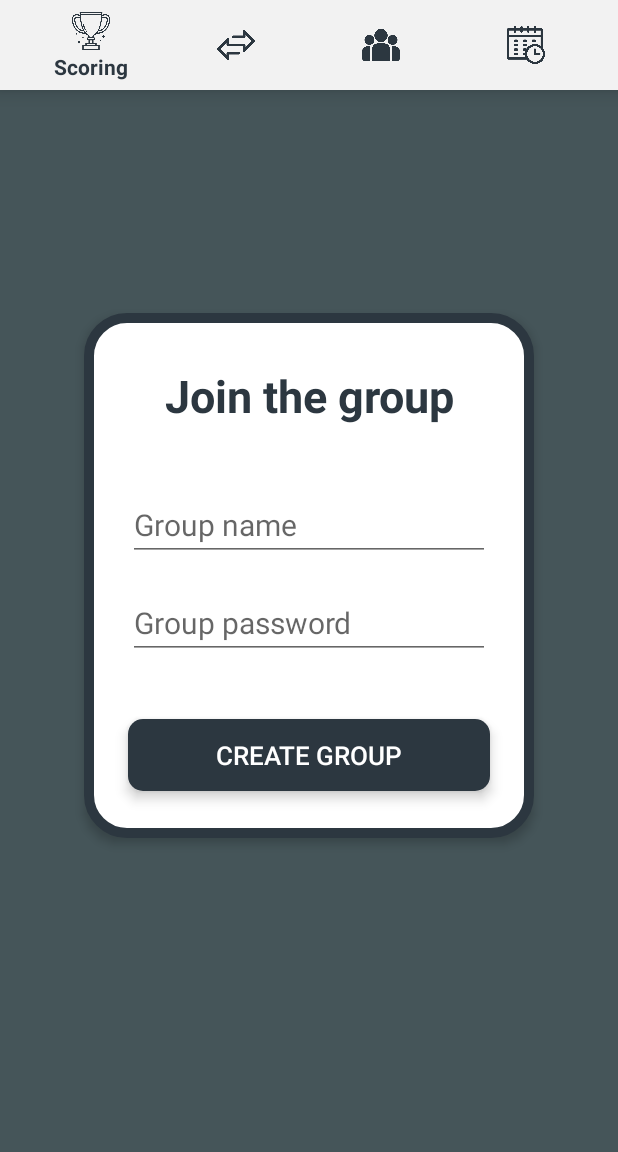
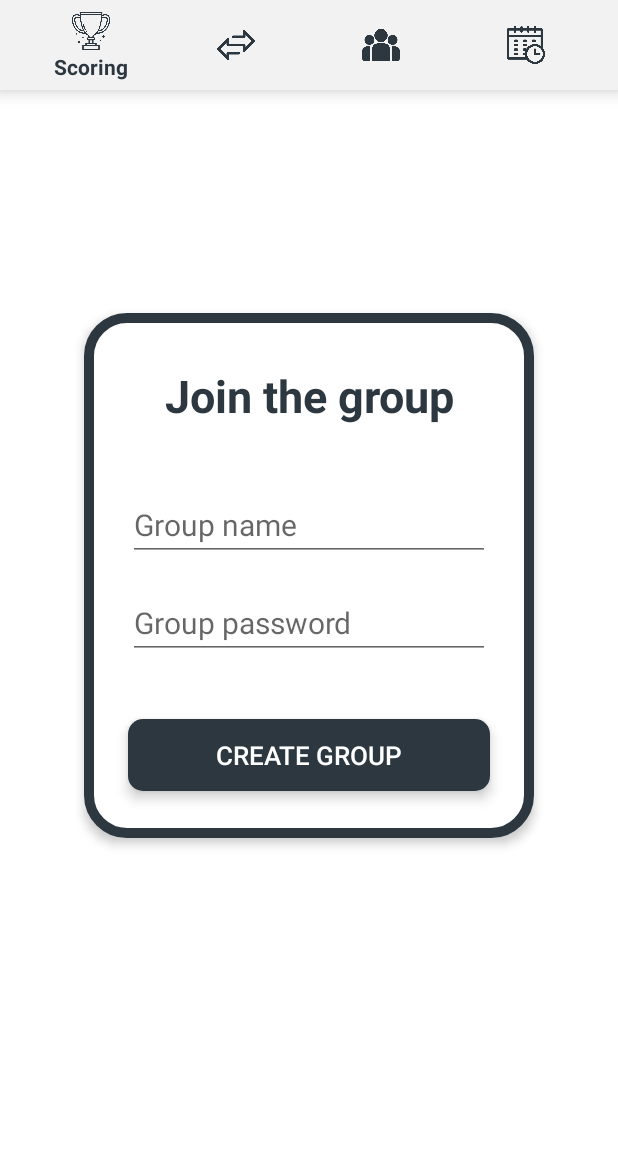
Before and after one commit to Aitorbp/karate-manager-android, an Android app: the fragment JoinGroupFragment placed in its activity, on a phone screen of 412 x 824 dp, the part 84-1236 px from its top. Run offline under Robolectric (Android 15) with nearby library versions, the phone set to English and light mode, and no system bars.

Commit message:
Working in send data from JoinGroup to Scoring

```diff
--- a/app/src/main/java/com/example/karate_manager/Fragments/CreateGroupFragment.java
+++ b/app/src/main/java/com/example/karate_manager/Fragments/CreateGroupFragment.java
@@ -159,6 +159,7 @@ public class CreateGroupFragment extends Fragment {
 
                     Intent intent = new Intent(getActivity(), MainActivity.class);
                     startActivity(intent);
+
                 }else{
                     (Toast.makeText(getContext(), "There was an error. Maybe the group already registered.", Toast.LENGTH_LONG)).show();
                 }
--- a/app/src/main/java/com/example/karate_manager/Fragments/ScoringFragment.java
+++ b/app/src/main/java/com/example/karate_manager/Fragments/ScoringFragment.java
@@ -33,7 +33,7 @@ public class ScoringFragment extends Fragment {
     private APIService APIService;
     UserResponse user = new UserResponse(200,null,null );
     ParticipantResponse participantResponse = new ParticipantResponse(200,null,null );
-  ParticipantGroup participants = new ParticipantGroup();
+//  ParticipantGroup participants = new ParticipantGroup();
 
 
     @Override
--- a/app/src/main/java/com/example/karate_manager/RegisterActivity.java
+++ b/app/src/main/java/com/example/karate_manager/RegisterActivity.java
@@ -153,7 +153,7 @@ public class RegisterActivity extends AppCompatActivity {
                 dialogLoading.dismiss();
                 if(response.isSuccessful()) {
 
-                //    Log.d("RESPUESTA DEL MENSAJE", response.body().getUser().getEmail());
+                  Log.d("RESPUESTA DEL MENSAJE", response.body().getUser().getApitoken());
                     Storage.saveToken(getApplicationContext(),response.body().getUser().getApitoken());
                     storage.setLoggedIn(getApplicationContext(), true);
 
--- a/app/src/main/res/layout/activity_main.xml
+++ b/app/src/main/res/layout/activity_main.xml
@@ -26,7 +26,7 @@
             android:id="@+id/fragment_container"
             android:layout_width="match_parent"
             android:layout_height="match_parent"
-            android:background="@color/colorGrey">
+            android:background="@color/colorWhite">
 
             <com.google.android.material.bottomnavigation.BottomNavigationView
                 android:layout_width="match_parent"
--- a/app/src/main/res/layout/fragment_scoring.xml
+++ b/app/src/main/res/layout/fragment_scoring.xml
@@ -6,6 +6,8 @@
     tools:context=".Fragments.ScoringFragment">
 
     <ListView
+        android:divider="@android:color/transparent"
+        android:dividerHeight="15dp"
         android:paddingTop="10dp"
         android:layout_marginTop="60dp"
         android:layout_width="match_parent"
```
Also changed, not shown: app/src/main/java/com/example/karate_manager/Fragments/JoinGroupFragment.java (+6 -1 lines), app/src/main/java/com/example/karate_manager/MainActivity.java (+9 -2 lines).
